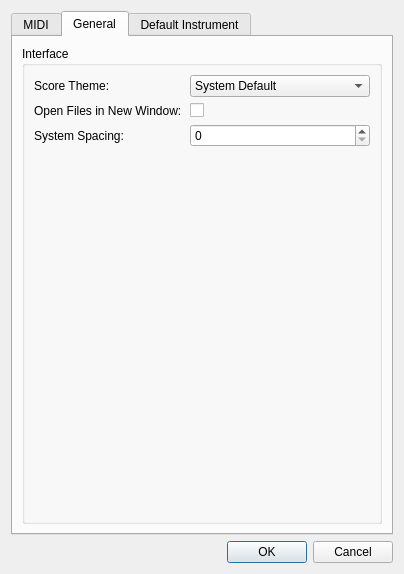
First picture: the form in source/dialogs/preferencesdialog.ui, repository powertab/powertabeditor, before the edit.
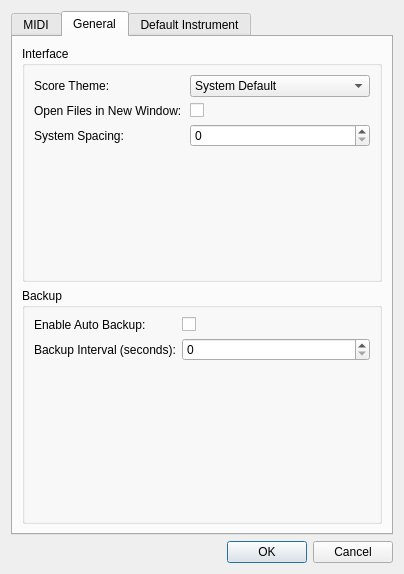
Second picture: the form after the edit. The open tabs and pages were chosen to show the change. Custom widgets are drawn as their Qt base class.

Commit message: Add a preference for the backup interval and for enabling backups

Diff of the .ui file:
```diff
--- a/source/dialogs/preferencesdialog.ui
+++ b/source/dialogs/preferencesdialog.ui
@@ -283,7 +283,40 @@
               </widget>
             </item>
             <item row="2" column="1">
-              <widget class="QSpinBox" name="systemSpacingSpinBox"/>
+             <widget class="QSpinBox" name="systemSpacingSpinBox"/>
+            </item>
+           </layout>
+          </item>
+         </layout>
+        </widget>
+       </item>
+       <item>
+        <widget class="QGroupBox" name="groupBox_5">
+         <property name="title">
+          <string>Backup</string>
+         </property>
+         <layout class="QVBoxLayout" name="verticalLayout_8">
+          <item>
+           <layout class="QFormLayout" name="formLayout_6">
+            <item row="0" column="0">
+             <widget class="QLabel" name="enableAutoBackupLabel">
+              <property name="text">
+               <string>Enable Auto Backup:</string>
+              </property>
+             </widget>
+            </item>
+            <item row="0" column="1">
+             <widget class="QCheckBox" name="enableAutoBackupCheckBox"/>
+            </item>
+            <item row="1" column="0">
+             <widget class="QLabel" name="backupIntervalLabel">
+              <property name="text">
+               <string>Backup Interval (seconds):</string>
+              </property>
+             </widget>
+            </item>
+            <item row="1" column="1">
+             <widget class="QSpinBox" name="backupIntervalSpinBox"/>
             </item>
            </layout>
           </item>
```
Left out of the diff: 28 changed lines with no effect on the pictures. The commit also changes 6 other files.
